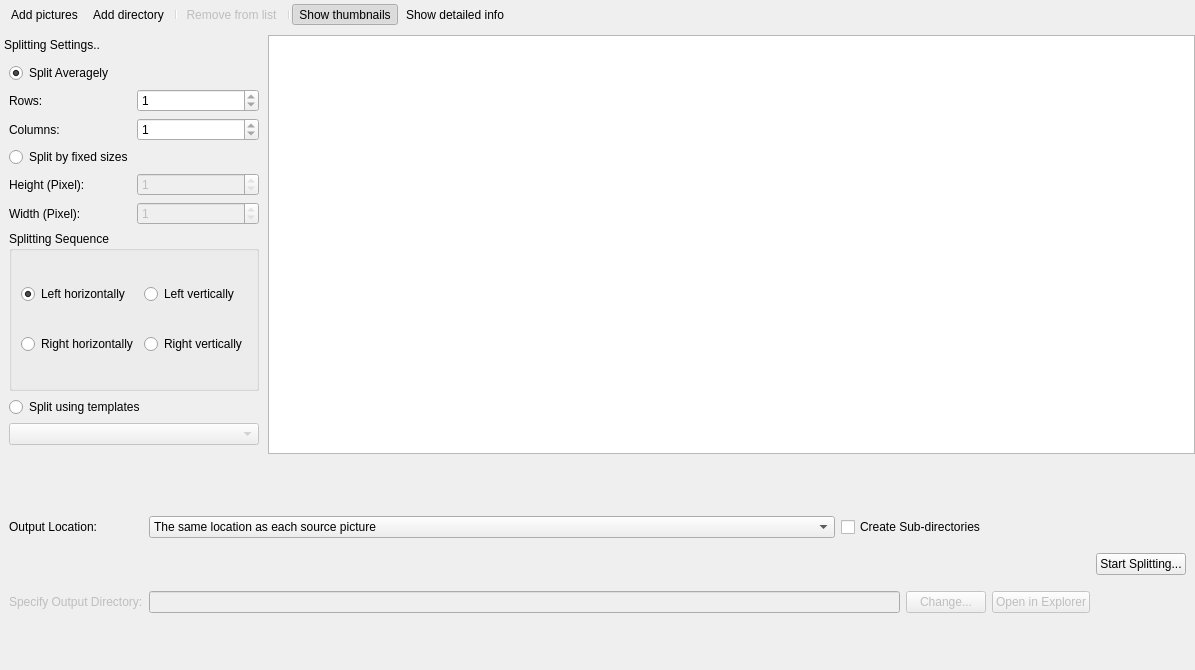
Above: src/ui/batchwidget.ui from zxunge/FreePictureSplitter before the change. Below: the same form after it.
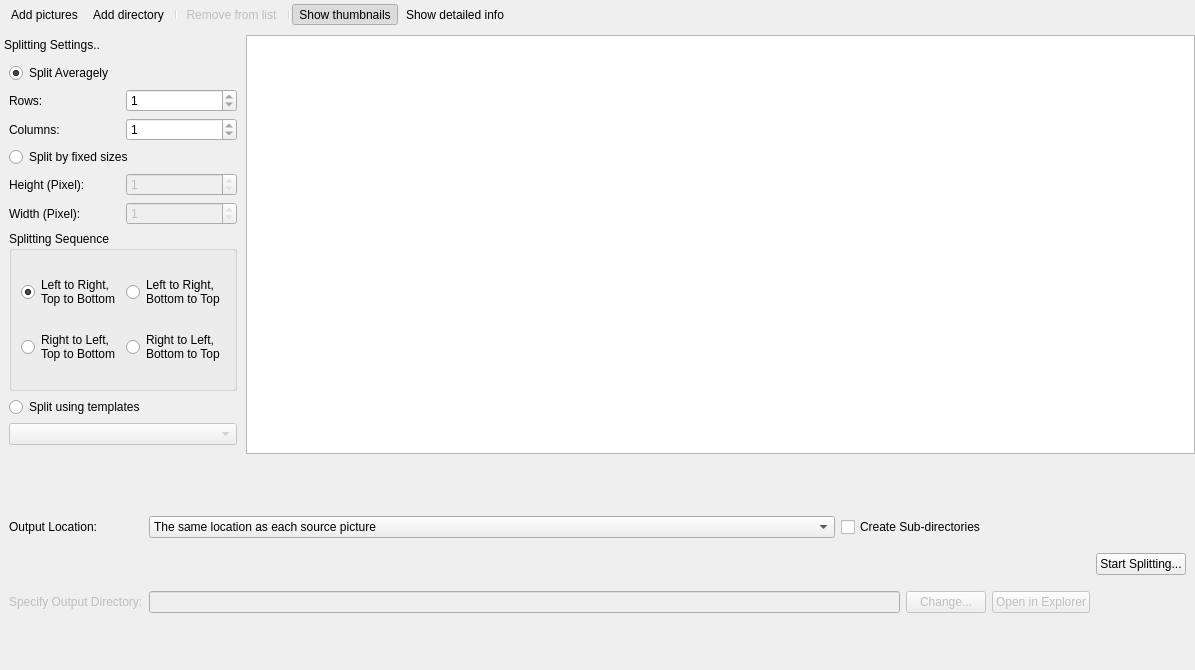
That is the form after the change. Icons and pictures are not drawn.

```diff
--- a/src/ui/batchwidget.ui
+++ b/src/ui/batchwidget.ui
@@ -197,14 +197,16 @@
              <item row="0" column="1">
               <widget class="QRadioButton" name="rbtnVertLeft">
                <property name="text">
-                <string>Left vertically</string>
+                <string>Left to Right, 
+Bottom to Top</string>
                </property>
               </widget>
              </item>
              <item row="0" column="0">
               <widget class="QRadioButton" name="rbtnHoriLeft">
                <property name="text">
-                <string>Left horizontally</string>
+                <string>Left to Right, 
+Top to Bottom</string>
                </property>
                <property name="checked">
                 <bool>true</bool>
@@ -214,14 +216,16 @@
              <item row="1" column="1">
               <widget class="QRadioButton" name="rbtnVertRight">
                <property name="text">
-                <string>Right vertically</string>
+                <string>Right to Left, 
+Bottom to Top</string>
                </property>
               </widget>
              </item>
              <item row="1" column="0">
               <widget class="QRadioButton" name="rbtnHoriRight">
                <property name="text">
-                <string>Right horizontally</string>
+                <string>Right to Left, 
+Top to Bottom</string>
                </property>
               </widget>
              </item>
```
Left out of the diff: 8 changed lines with no effect on the pictures.
